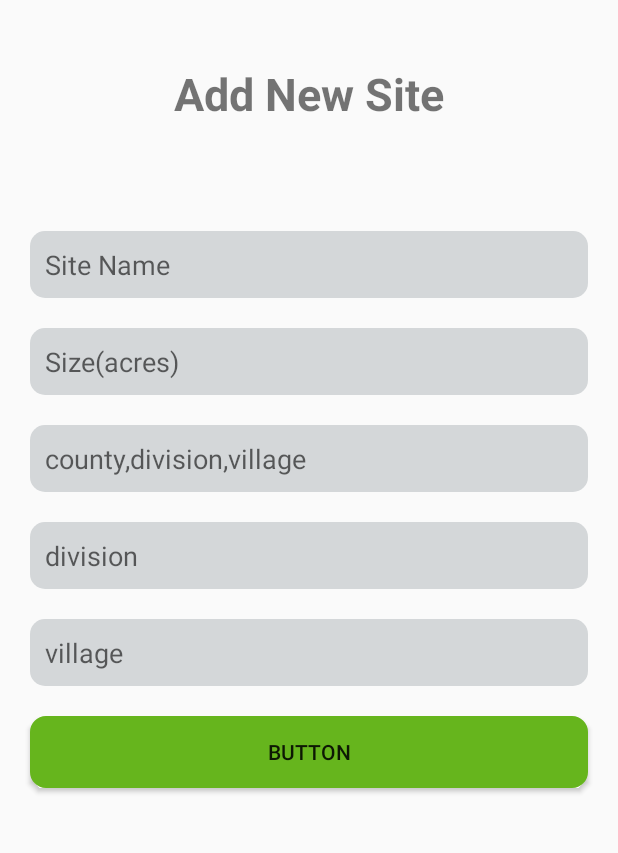
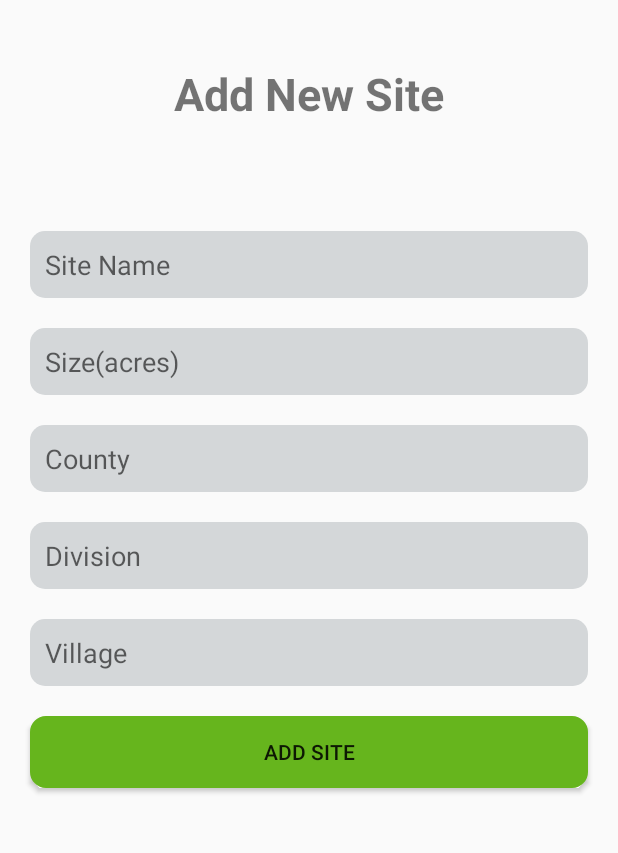
Before and after one commit to Shiezy/CropCheck, an Android app: the AddSiteActivity screen opened directly, with no data from a screen before it, on a phone screen of 412 x 824 dp, the part 358-1211 px from its top. Run offline under Robolectric (Android 15) with nearby library versions, the phone set to English and light mode, and no system bars; network calls fail.

Commit message:
add site

```diff
--- a/app/src/main/java/com/example/cropcheck/AddSiteActivity.java
+++ b/app/src/main/java/com/example/cropcheck/AddSiteActivity.java
@@ -52,13 +52,11 @@ public class AddSiteActivity extends AppCompatActivity {
             public void onClick(View v) {
                 Call<Site> call = CoreUtils.getAuthRetrofitClient(getToken()).create(SiteService.class).addSite(site_name.getText().toString(),
                         size.getText().toString(), county.getText().toString(), division.getText().toString(), village.getText().toString(),9);
-                Toast.makeText(getApplicationContext(),site_name.getText().toString(), Toast.LENGTH_SHORT).show();
                 call.enqueue(new Callback<Site>() {
 
                     @Override
                     public void onResponse(Call<Site> call, Response<Site> response) {
                         if(response.isSuccessful()){
-                            Toast.makeText(AddSiteActivity.this, "Added Successfully!!", Toast.LENGTH_SHORT).show();
                             startActivity(new Intent(AddSiteActivity.this, AllSitesActivity.class));
 
                         }else{
@@ -70,7 +68,6 @@ public class AddSiteActivity extends AppCompatActivity {
                     @Override
                     public void onFailure(Call<Site> call, Throwable t) {
                         Toast.makeText(getApplicationContext(),"failed!!", Toast.LENGTH_SHORT).show();
-                        Toast.makeText(AddSiteActivity.this, t.toString(), Toast.LENGTH_SHORT).show();
                     }
                 });
             }
--- a/app/src/main/res/layout/activity_add_site.xml
+++ b/app/src/main/res/layout/activity_add_site.xml
@@ -84,7 +84,7 @@
             android:layout_marginRight="@dimen/twenty"
             android:background="@drawable/rounded_edit_text"
             android:ems="10"
-            android:hint="county,division,village"
+            android:hint="County"
             android:inputType="textPersonName" />
         <EditText
             android:id="@+id/division"
@@ -95,7 +95,7 @@
             android:layout_marginRight="@dimen/twenty"
             android:background="@drawable/rounded_edit_text"
             android:ems="10"
-            android:hint="division"
+            android:hint="Division"
             android:inputType="textPersonName" />
 
         <EditText
@@ -107,7 +107,7 @@
             android:layout_marginRight="@dimen/twenty"
             android:background="@drawable/rounded_edit_text"
             android:ems="10"
-            android:hint="village"
+            android:hint="Village"
             android:inputType="textPersonName" />
 
         <Button
@@ -119,7 +119,7 @@
             android:layout_marginRight="@dimen/twenty"
             android:layout_marginBottom="20dp"
             android:background="@drawable/buttons"
-            android:text="Button" />
+            android:text="Add Site" />
 
     </LinearLayout>
 
```
